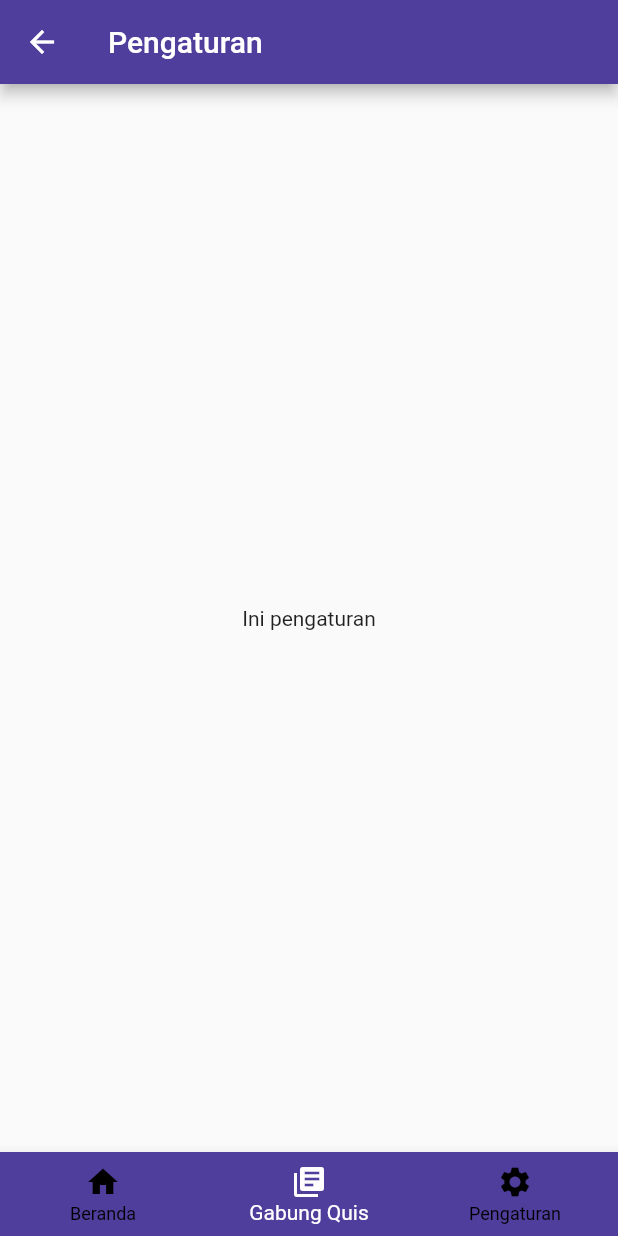
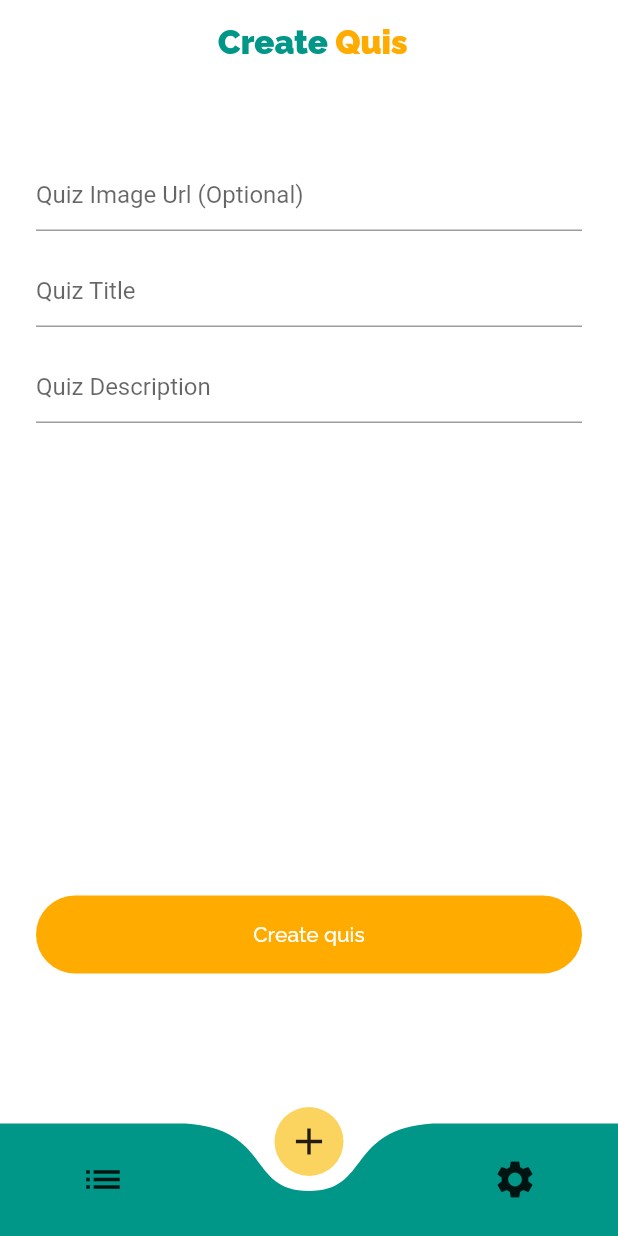
Before and after one commit to bintangkurniawanpp/MobileB_KelompokM_SDGS-4, a Flutter app: the MainPage screen opened directly, item 2 of the bottom bar chosen, on a phone screen of 412 x 824 dp. Run offline on Flutter 3.47's test engine with Material 2 defaults, Android fonts, the phone set to English and light mode, and no system bars; drawn by our look-alikes of curved_navigation_bar; our stand-ins replace cloud_firestore, firebase_auth, google_fonts, random_string; accounts and stored records are empty.

Commit message:
add AddQuis page with functionality and firestore database

```diff
--- /dev/null
+++ b/lib/services/database.dart
@@ -0,0 +1,14 @@
+part of 'services.dart';
+
+class DatabaseService {
+
+  Future<void> addQuizData(Map quizData, String quizId) async {
+    await Firestore.instance.collection("Quiz")
+    .document(quizId)
+    .setData(quizData)
+    .catchError((e){
+      print(e.toString());
+    });
+  }
+
+}
--- a/lib/services/services.dart
+++ b/lib/services/services.dart
@@ -1,6 +1,8 @@
 import 'package:firebase_auth/firebase_auth.dart';
+import 'package:cloud_firestore/cloud_firestore.dart';
 import 'package:rank_education/model/models.dart';
 
 
 part 'auth_services.dart';
 part 'user_services.dart';
+part 'database.dart';
--- a/lib/shared/theme.dart
+++ b/lib/shared/theme.dart
@@ -2,19 +2,23 @@ part of 'shared.dart';
 
 const double defaultMargin = 24;
 
-Color mainColor = Color(0xFF503E9D);
+//Color mainColor = Color(0xFF503E9D);
+Color mainColor = Color(0xFF009688);
 Color accentColor1 = Color(0xFF2C1F63);
 Color accentColor2 = Color(0xFFFBD460);
 Color accentColor3 = Color(0xFFADADAD);
+Color accentColor4 = Color(0xFFFFAB00);
 
 TextStyle blackTextFont = GoogleFonts.raleway()
-    .copyWith(color: Colors.black, fontWeight: FontWeight.w500);
+    .copyWith(color: Colors.black, fontWeight: FontWeight.w600);
 TextStyle whiteTextFont = GoogleFonts.raleway()
     .copyWith(color: Colors.white, fontWeight: FontWeight.w500);
 TextStyle purpleTextFont = GoogleFonts.raleway()
-    .copyWith(color: mainColor, fontWeight: FontWeight.w500);
+    .copyWith(color: mainColor, fontWeight: FontWeight.w900);
 TextStyle greyTextFont = GoogleFonts.raleway()
     .copyWith(color: accentColor3, fontWeight: FontWeight.w500);
+TextStyle yellowTextFont = GoogleFonts.raleway()
+    .copyWith(color: accentColor4, fontWeight: FontWeight.w900);
 
 TextStyle whiteNumberFont = GoogleFonts.openSans()
     .copyWith(color: Colors.white);
--- /dev/null
+++ b/lib/ui/page/AddQuis.dart
@@ -0,0 +1,114 @@
+part of 'pages.dart';
+
+class AddQuis extends StatefulWidget {
+  @override
+  _AddQuisState createState() => _AddQuisState();
+}
+
+class _AddQuisState extends State<AddQuis> {
+  final _formKey = GlobalKey<FormState>();
+  String quizImgUrl, quizTitle, quizDesc, quizId;
+  DatabaseService databaseService = new DatabaseService();
+
+  bool _isLoading = false;
+
+  addQuizOnline() async {
+    if (_formKey.currentState.validate()) {
+      setState(() {
+        _isLoading = true;
+      });
+      quizId = randomAlphaNumeric(16);
+
+      Map<String, String> quizMap = {
+        "quizId": quizId,
+        "quizImgUrl": quizImgUrl,
+        "quizTitle": quizTitle,
+        "quizDesc": quizDesc
+      };
+      await databaseService.addQuizData(quizMap, quizId).then((value) {
+        setState(() {
+          setState(() {
+            _isLoading = false;
+            Routes.changePageNoBack(context, AddQuestion());
+          });
+        });
+      });
+    }
+  }
+
+  @override
+  Widget build(BuildContext context) {
+    return Scaffold(
+      backgroundColor: Colors.white,
+      appBar: AppBar(
+        title: PageTwoTitle(),
+        centerTitle: true,
+        automaticallyImplyLeading: false,
+        brightness: Brightness.light,
+        elevation: 0.0,
+        backgroundColor: Colors.transparent,
+        //brightness: Brightness.li,
+      ),
+      body: _isLoading
+          ? Container(
+              child: Center(
+                child: CircularProgressIndicator(),
+              ),
+            )
+          : Form(
+              key: _formKey,
+              child: Container(
+                padding: EdgeInsets.symmetric(horizontal: 24),
+                child: Column(
+                  children: [
+                    SizedBox(
+                      height: 50,
+                    ),
+                    TextFormField(
+                      validator: (val) =>
+                          val.isEmpty ? "Enter Quiz Image Url" : null,
+                      decoration: InputDecoration(
+                          hintText: "Quiz Image Url (Optional)"),
+                      onChanged: (val) {
+                        quizImgUrl = val;
+                      },
+                    ),
+                    SizedBox(
+                      height: 16,
+                    ),
+                    TextFormField(
+                      validator: (val) =>
+                          val.isEmpty ? "Enter Quiz Title" : null,
+                      decoration: InputDecoration(hintText: "Quiz Title"),
+                      onChanged: (val) {
+                        quizTitle = val;
+                      },
+                    ),
+                    SizedBox(
+                      height: 16,
+                    ),
+                    TextFormField(
+                      validator: (val) =>
+                          val.isEmpty ? "Enter Quiz Description" : null,
+                      decoration: InputDecoration(hintText: "Quiz Description"),
+                      onChanged: (val) {
+                        quizDesc = val;
+                      },
+                    ),
+                    Spacer(),
+                    GestureDetector(
+                      onTap: () {
+                        addQuizOnline();
+                      },
+                      child: addButton(context, "Create quis"),
+                    ),
+                    SizedBox(
+                      height: 100,
+                    ),
+                  ],
+                ),
+              ),
+            ),
+    );
+  }
+}
--- a/lib/ui/page/MainPage.dart
+++ b/lib/ui/page/MainPage.dart
@@ -6,39 +6,35 @@ class MainPage extends StatefulWidget {
 }
 
 class _MainPageState extends State<MainPage> {
-int _currentIndex = 0;
+  int _page = 0;
+  GlobalKey _bottomNavigationKey = GlobalKey();
   final List<Widget> _children = [
-    //HomePage(),
-    ExerciseQuis(),
+    QuisList(),
+    AddQuis(),
     Setting(),
   ];
 
   @override
   Widget build(BuildContext context) {
     return Scaffold(
-      body: _children[_currentIndex],
-      bottomNavigationBar: BottomNavigationBar(
-        backgroundColor: mainColor,
-        selectedItemColor: Colors.white,
-        unselectedItemColor: Colors.black,
-        onTap: (int index) {
-          setState(() => _currentIndex = index);
-        },
-        currentIndex: _currentIndex,
-        items: [
-          BottomNavigationBarItem(
-            icon: Icon(Icons.home),
-            title: Text('Beranda'),
-            ),
-          BottomNavigationBarItem(
-            icon: Icon(Icons.library_books),
-            title: Text('Gabung Quis'),
-            ),
-          BottomNavigationBarItem(
-            icon: Icon(Icons.settings),
-            title: Text('Pengaturan'),
-            ),
-        ]),
-    );
+        bottomNavigationBar: CurvedNavigationBar(
+          key: _bottomNavigationKey,
+          color: mainColor,
+          buttonBackgroundColor: accentColor2,
+          backgroundColor: Colors.white,
+          items: <Widget>[
+            Icon(Icons.list, size: 30),
+            Icon(Icons.add, size: 30),
+            Icon(Icons.settings, size: 30),
+          ],
+          onTap: (index) {
+            setState(() {
+              _page = index;
+            });
+          },
+        ),
+        body: _children[_page],
+      );
   }
+
 }
--- a/lib/ui/page/Settings.dart
+++ /dev/null
@@ -1,21 +0,0 @@
-part of 'pages.dart';
-
-class Setting extends StatefulWidget {
-  @override
-  _SettingState createState() => _SettingState();
-}
-
-class _SettingState extends State<Setting> {
-  @override
-  Widget build(BuildContext context) {
-    return Scaffold(
-        appBar : new AppBar(
-          backgroundColor: mainColor,
-          title: Text('Pengaturan'),
-        ),
-        body: Center(
-          child: Text('Ini pengaturan'),
-          ),
-    );
-  }
-}
--- a/lib/ui/page/SplashPage.dart
+++ b/lib/ui/page/SplashPage.dart
@@ -19,10 +19,7 @@ class SplashPage extends StatelessWidget {
               ),
               Container(
                 margin: EdgeInsets.only(top: 70, bottom: 16),
-                child: Text(
-                  "Rank Education",
-                  style: blackTextFont.copyWith(fontSize: 20),
-                ),
+                child: AppLogo()
               ),
               Text(
                 "Aplikasi Mobile untuk meningkatkan kualitas, \nkecerdasan dan ketepatan siswa",
--- /dev/null
+++ b/lib/ui/widget/AppLogo.dart
@@ -0,0 +1,68 @@
+part of 'widgets.dart';
+
+class AppLogo extends StatelessWidget {
+  @override
+  Widget build(BuildContext context) {
+    return RichText(
+      text: TextSpan(
+        style: TextStyle(
+            fontSize: 22
+        ),
+        children: <TextSpan>[
+          TextSpan(text: ' Rank ', style: purpleTextFont),
+          TextSpan(text: 'Education', style: yellowTextFont),
+        ],
+      ),
+    );
+  }
+}
+
+class PageOneTitle extends StatelessWidget {
+  @override
+  Widget build(BuildContext context) {
+    return RichText(
+      text: TextSpan(
+        style: TextStyle(
+            fontSize: 22
+        ),
+        children: <TextSpan>[
+          TextSpan(text: ' Quis ', style: purpleTextFont),
+          TextSpan(text: 'List', style: yellowTextFont),
+        ],
+      ),
+    );
+  }
+}
+
+class PageTwoTitle extends StatelessWidget {
+  @override
+  Widget build(BuildContext context) {
+    return RichText(
+      text: TextSpan(
+        style: TextStyle(
+            fontSize: 22
+        ),
+        children: <TextSpan>[
+          TextSpan(text: ' Create ', style: purpleTextFont),
+          TextSpan(text: 'Quis', style: yellowTextFont),
+        ],
+      ),
+    );
+  }
+}
+
+class PageThreeTitle extends StatelessWidget {
+  @override
+  Widget build(BuildContext context) {
+    return RichText(
+      text: TextSpan(
+        style: TextStyle(
+            fontSize: 22
+        ),
+        children: <TextSpan>[
+          TextSpan(text: ' Setting ', style: purpleTextFont),
+        ],
+      ),
+    );
+  }
+}
--- /dev/null
+++ b/lib/ui/widget/Button.dart
@@ -0,0 +1,14 @@
+part of 'widgets.dart';
+
+Widget addButton(BuildContext context, String label){
+  return Container(
+    padding: EdgeInsets.symmetric(vertical: 18),
+    decoration: BoxDecoration(
+      color: accentColor4,
+      borderRadius: BorderRadius.circular(30)
+    ),
+    alignment: Alignment.center,
+    width: MediaQuery.of(context).size.width - 48,
+    child: Text(label, style: whiteTextFont ),
+  );
+}
--- /dev/null
+++ b/lib/ui/widget/widgets.dart
@@ -0,0 +1,5 @@
+import 'package:flutter/material.dart';
+import 'package:rank_education/shared/shared.dart';
+
+part 'AppLogo.dart';
+part 'Button.dart';
--- a/pubspec.yaml
+++ b/pubspec.yaml
@@ -26,8 +26,10 @@ dependencies:
   bloc: ^6.1.0
   cloud_firestore: ^0.13.3
   cupertino_icons: ^0.1.3
+  curved_navigation_bar:
   firebase_auth: ^0.15.2
   google_fonts: ^0.3.10
+  random_string: ^2.0.1
 
 dev_dependencies:
   flutter_test:
```
Also changed, not shown: lib/ui/page/AddQuestion.dart (added, +15 -0 lines), lib/ui/page/ExerciseQuisPage.dart (+57 -57 lines), lib/ui/page/MainPageGajadi.dart (added, +44 -0 lines), lib/ui/page/QuisList.dart (added, +27 -0 lines), lib/ui/page/Setting.dart (added, +25 -0 lines), lib/ui/page/pages.dart (+11 -2 lines), pubspec.lock.
